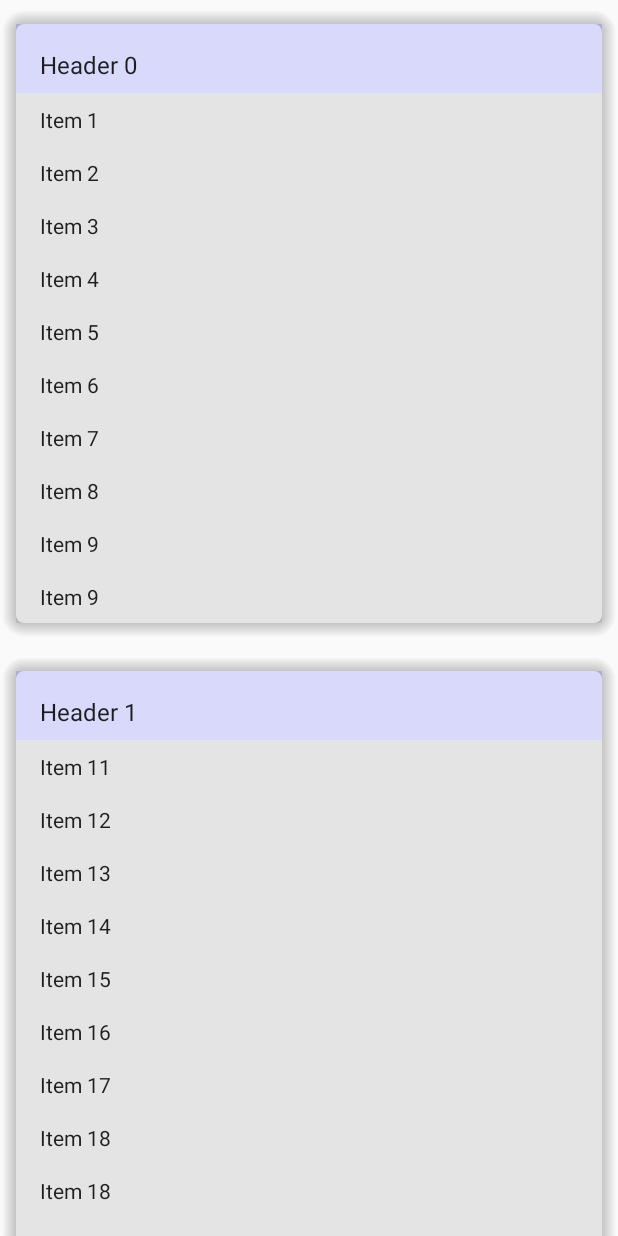
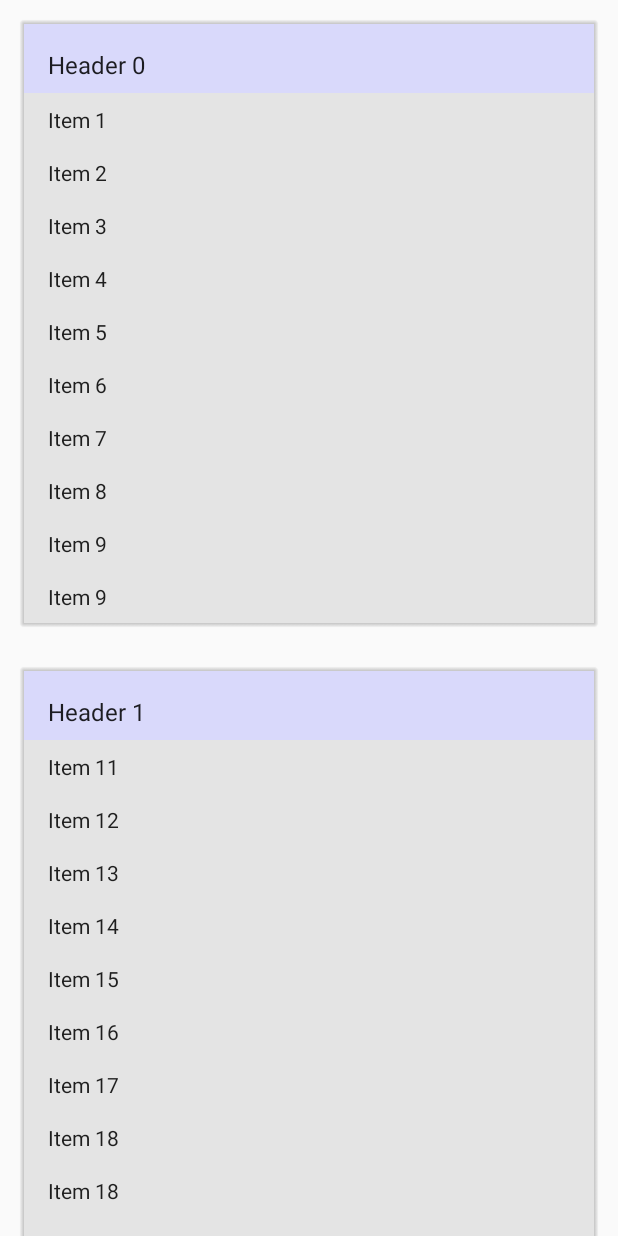
Before and after one commit to bleeding182/recyclerviewItemDecorations, an Android app: the screen it shows after launch (MainActivity), on a phone screen of 412 x 824 dp. Run offline under Robolectric (Android 15) with nearby library versions, the phone set to English and light mode, and no system bars.

Commit message:
fixed some drawing issues

```diff
--- a/app/src/main/java/com/github/bleeding182/recyclerviewdecorations/CardViewDecoration.java
+++ b/app/src/main/java/com/github/bleeding182/recyclerviewdecorations/CardViewDecoration.java
@@ -45,6 +45,7 @@ public class CardViewDecoration extends RecyclerView.ItemDecoration {
     private final int mShadowStartColor;
 
     private final int mShadowEndColor;
+    private float mPadding;
 
 
     public CardViewDecoration(Resources resources, int backgroundColor, float radius) {
@@ -65,38 +66,30 @@ public class CardViewDecoration extends RecyclerView.ItemDecoration {
     }
 
     @Override
-    public void onDraw(Canvas c, RecyclerView parent, RecyclerView.State state) {
-        super.onDraw(c, parent, state);
-
-        Resources resources = parent.getContext().getResources();
-        float size16dp = 16f;
-        int padding16dp = (int) TypedValue.applyDimension(TypedValue.COMPLEX_UNIT_DIP, size16dp, resources.getDisplayMetrics());
-
-        buildShadowCorners();
-
-        Log.d("CV", String.format("mCornerRadius: %f\nmShadowSize: %f", mCornerRadius, mShadowSize));
+    public void onDrawOver(Canvas c, RecyclerView parent, RecyclerView.State state) {
+        Rect bounds = new Rect();
+        float edgeShadowTop = -mCornerRadius - mShadowSize;
 
         for (int i = 0; i < parent.getChildCount(); i++) {
             int save = c.save();
             View child = parent.getChildAt(i);
+            bounds.set(child.getLeft() - (int) mPadding,
+                    child.getTop(),
+                    child.getRight() + (int) mPadding,
+                    child.getBottom());
 
             RecyclerView.LayoutParams params = (RecyclerView.LayoutParams) child.getLayoutParams();
             int position = params.getViewAdapterPosition();
             int viewType = parent.getAdapter().getItemViewType(position);
 
-//            float cornerPathSize = 2 * (mCornerRadius + mShadowSize);
-            float edgeShadowTop = -mCornerRadius - mShadowSize;
-            final Rect bounds = new Rect(child.getLeft(), child.getTop(), child.getRight(), child.getBottom());
 
             if (viewType == HeaderItemTestAdapter.HEADER) {
+                bounds.top -= mPadding;
+
                 // LT
-//                Log.d("CV", String.format("translate to: %f, %f", child.getLeft() + mCornerRadius, child.getTop() + mCornerRadius));
-//                Log.d("CV", "view: " + bounds.flattenToString());
-//                Log.d("CV", "draw to: " + bounds.right + " - (" + cornerPathSize + "), -" + mCornerRadius);
-
-                c.translate(child.getLeft() + mCornerRadius, child.getTop() + mCornerRadius);
+                c.translate(bounds.left + mCornerRadius, bounds.top + mCornerRadius);
                 c.drawPath(mCornerShadowPath, mCornerShadowPaint);
-                c.drawRect(0, edgeShadowTop, bounds.right - 4 * mCornerRadius, -mCornerRadius, mEdgeShadowPaint);
+                c.drawRect(0, edgeShadowTop, bounds.width() - 2 * mCornerRadius, -mCornerRadius, mEdgeShadowPaint);
 
                 // RT
                 c.rotate(90f);
@@ -112,50 +105,47 @@ public class CardViewDecoration extends RecyclerView.ItemDecoration {
 
             } else {
                 if (parent.getAdapter().getItemViewType(position + 1) == HeaderItemTestAdapter.HEADER) {
-                    Log.d("CV", "Last!");
+                    bounds.bottom += mPadding;
+
                     // last item before next header
                     c.rotate(180f);
-                    c.translate(-child.getLeft() - bounds.width() + mCornerRadius, -child.getTop() - bounds.height() + mCornerRadius);
+                    c.translate(-bounds.left - bounds.width() + mCornerRadius, -bounds.top - bounds.height() + mCornerRadius);
 
                     c.drawPath(mCornerShadowPath, mCornerShadowPaint);
-                    c.drawRect(0, edgeShadowTop, bounds.right - 4 * mCornerRadius, -mCornerRadius, mEdgeShadowPaint);
+                    c.drawRect(0, edgeShadowTop, bounds.width() - 2 * mCornerRadius, -mCornerRadius, mEdgeShadowPaint);
 
-                    // RB
+                    // RT / Right border
                     c.rotate(90f);
                     c.translate(0, -bounds.width() + 2 * mCornerRadius);
                     c.drawPath(mCornerShadowPath, mCornerShadowPaint);
                     c.drawRect(0, edgeShadowTop, bounds.height() - mCornerRadius, -mCornerRadius, mEdgeShadowPaint);
 
-                    //
+                    // Left border
                     c.rotate(180f);
                     c.translate(-bounds.height(), -bounds.width() + 2 * mCornerRadius);
                     c.drawRect(mCornerRadius, edgeShadowTop, bounds.height(), -mCornerRadius, mEdgeShadowPaint);
                 } else {
-                    c.translate(child.getLeft(), child.getTop());
+                    // Right border
+                    c.translate(bounds.left, bounds.top);
                     c.rotate(90f);
                     c.translate(0, -bounds.width() + mCornerRadius);
                     c.drawRect(0, edgeShadowTop, bounds.height(), -mCornerRadius, mEdgeShadowPaint);
 
+                    // Left border
                     c.rotate(180f);
-                    c.translate(- bounds.height(), - bounds.width() + 2 * mCornerRadius );
+                    c.translate(-bounds.height(), -bounds.width() + 2 * mCornerRadius);
                     c.drawRect(0, edgeShadowTop, bounds.height(), -mCornerRadius, mEdgeShadowPaint);
-
-                    // LBorder
-//                    c.rotate(180f);
-//                    c.translate(-bounds.height(), -bounds.width() + 2 * mCornerRadius);
-//                    c.drawRect(mCornerRadius, edgeShadowTop, bounds.height(), -mCornerRadius, mEdgeShadowPaint);
                 }
             }
             c.restoreToCount(save);
         }
     }
 
-    private Rect getBounds(View child) {
-        return new Rect(child.getLeft(), child.getTop(), child.getLeft() + child.getWidth(), child.getTop() + child.getHeight());
-    }
+    private void buildShadowCorners() {
 
+//        mPadding = (float) (Math.sqrt((double) mCornerRadius * (double) mCornerRadius * 2) - (double) mCornerRadius);
+        mPadding = 0f;
 
-    private void buildShadowCorners() {
         RectF innerBounds = new RectF(-mCornerRadius, -mCornerRadius, mCornerRadius, mCornerRadius);
         RectF outerBounds = new RectF(innerBounds);
         outerBounds.inset(-mShadowSize, -mShadowSize);
@@ -201,15 +191,15 @@ public class CardViewDecoration extends RecyclerView.ItemDecoration {
 
         if (viewType == HeaderItemTestAdapter.HEADER) {
             // header
-            outRect.set(0, padding16dp, 0, 0);
+            outRect.set(0, (int) (padding16dp), 0, 0);
         } else {
             if (parent.getAdapter().getItemViewType(position + 1) == HeaderItemTestAdapter.HEADER) {
                 // last item before next header
-                outRect.set(0, 0, 0, padding16dp);
+                outRect.set(0, 0, 0, (int) (padding16dp));
             }
         }
 //        outRect.inset((int) size16dp, 0);
-        outRect.left = (int) size16dp;
-        outRect.right = (int) size16dp;
+        outRect.left = (int) padding16dp;
+        outRect.right = (int) padding16dp;
     }
 }
--- a/app/src/main/java/com/github/bleeding182/recyclerviewdecorations/MainActivity.java
+++ b/app/src/main/java/com/github/bleeding182/recyclerviewdecorations/MainActivity.java
@@ -25,6 +25,6 @@ public class MainActivity extends Activity {
         recyclerView.setAdapter(new HeaderItemTestAdapter());
 
         // add the decoration
-        recyclerView.addItemDecoration(new CardViewDecoration(getResources(), Color.WHITE, 8f));
+        recyclerView.addItemDecoration(new CardViewDecoration(getResources(), Color.WHITE, 0f));
     }
 }
--- a/app/src/main/res/values/dimens.xml
+++ b/app/src/main/res/values/dimens.xml
@@ -2,9 +2,9 @@
 <resources>
 
     <!-- CardView -->
-    <dimen name="cardview_shadow_size">6dp</dimen>
+    <dimen name="cardview_shadow_size">2dp</dimen>
     <!-- Default radius for CardView corners. -->
-    <dimen name="cardview_default_radius">2dp</dimen>
+    <dimen name="cardview_default_radius">0dp</dimen>
     <!-- Elevation value to use for CardViews. Pre-L, it is equal to shadow size. -->
     <dimen name="cardview_default_elevation">2dp</dimen>
     <!-- Inset shadow for RoundRectDrawableWithShadow. It is used to avoid gaps between the card
```
